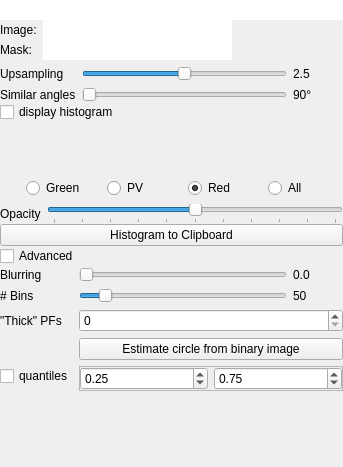
MITK/MITK, file Plugins/org.mitk.gui.qt.diffusionimaging/src/internal/QmitkPartialVolumeAnalysisViewControls.ui: the form before one commit.
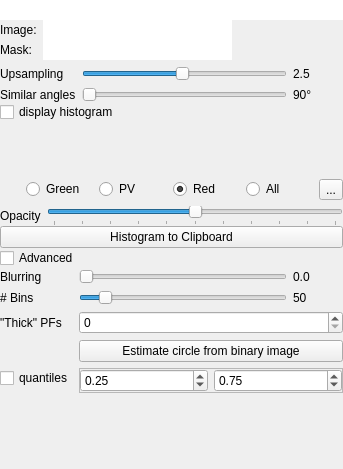
The form after the commit. Icons and pictures are not drawn. Custom widgets are drawn as their Qt base class.

```diff
--- a/Plugins/org.mitk.gui.qt.diffusionimaging/src/internal/QmitkPartialVolumeAnalysisViewControls.ui
+++ b/Plugins/org.mitk.gui.qt.diffusionimaging/src/internal/QmitkPartialVolumeAnalysisViewControls.ui
@@ -10,7 +10,7 @@
     <x>0</x>
     <y>0</y>
     <width>343</width>
-    <height>467</height>
+    <height>469</height>
    </rect>
   </property>
   <property name="windowTitle">
@@ -277,6 +277,9 @@
             </property>
             <item>
              <widget class="QSlider" name="m_UpsamplingSlider">
+              <property name="minimum">
+               <number>1</number>
+              </property>
               <property name="maximum">
                <number>50</number>
               </property>
@@ -485,6 +488,17 @@
            </property>
           </widget>
          </item>
+         <item>
+          <widget class="QToolButton" name="m_ExportClusteringResultsButton">
+           <property name="text">
+            <string>...</string>
+           </property>
+           <property name="icon">
+            <iconset resource="../../../org.mitk.gui.qt.measurementtoolbox/resources/measurement.qrc">
+             <normaloff>:/measurement/arrow.png</normaloff>:/measurement/arrow.png</iconset>
+           </property>
+          </widget>
+         </item>
         </layout>
        </widget>
       </item>
```
Left out of the diff: 1 changed line with no effect on the pictures.
